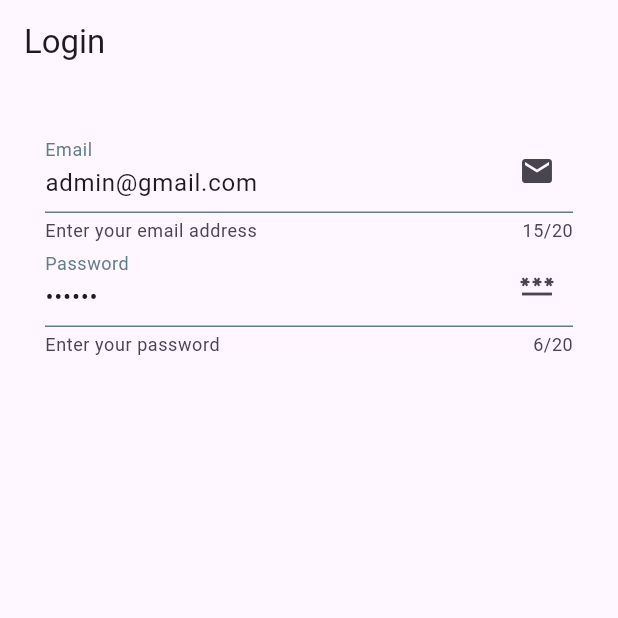
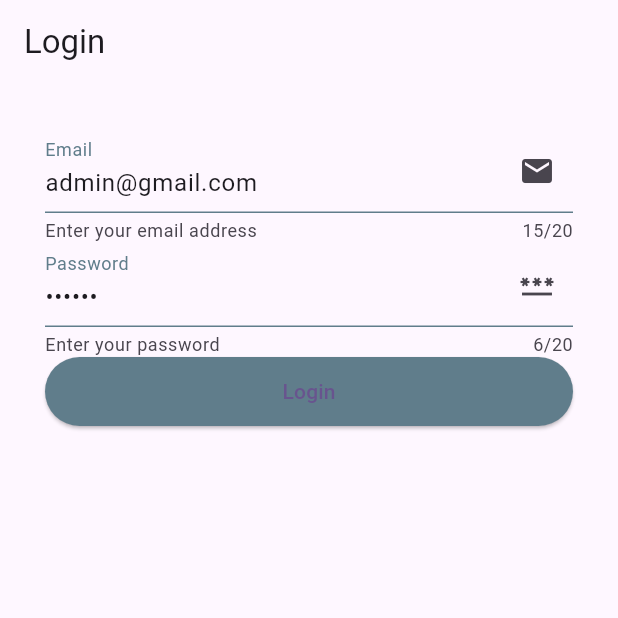
Before and after one commit to purniawan4905/login_logout_registrasi, a Flutter app: the screen it shows after launch, on a phone screen of 412 x 824 dp, the top half of it. Run offline on Flutter 3.47's test engine with Material 3 defaults, Android fonts, the phone set to English and light mode, and no system bars; our stand-ins replace firebase_core; accounts and stored records are empty.

Commit message:
menambahkan button login

```diff
--- a/lib/module/login/view/login_view.dart
+++ b/lib/module/login/view/login_view.dart
@@ -1,4 +1,3 @@
-
 import 'package:flutter/material.dart';
 import 'package:login_logout_regitrasi/core.dart';
 import '../controller/login_controller.dart';
@@ -59,6 +58,17 @@ class LoginView extends StatefulWidget {
                 ),
                 onChanged: (value) {},
               ),
+              SizedBox(
+                width: MediaQuery.of(context).size.width,
+                height: 46,
+                child: ElevatedButton(
+                  style: ElevatedButton.styleFrom(
+                    backgroundColor: Colors.blueGrey,
+                  ),
+                  onPressed: () {},
+                  child: const Text("Login"),
+                ),
+              ),
             ],
           ),
         ),
```
Lines whose indentation alone changed are shown as unchanged.
